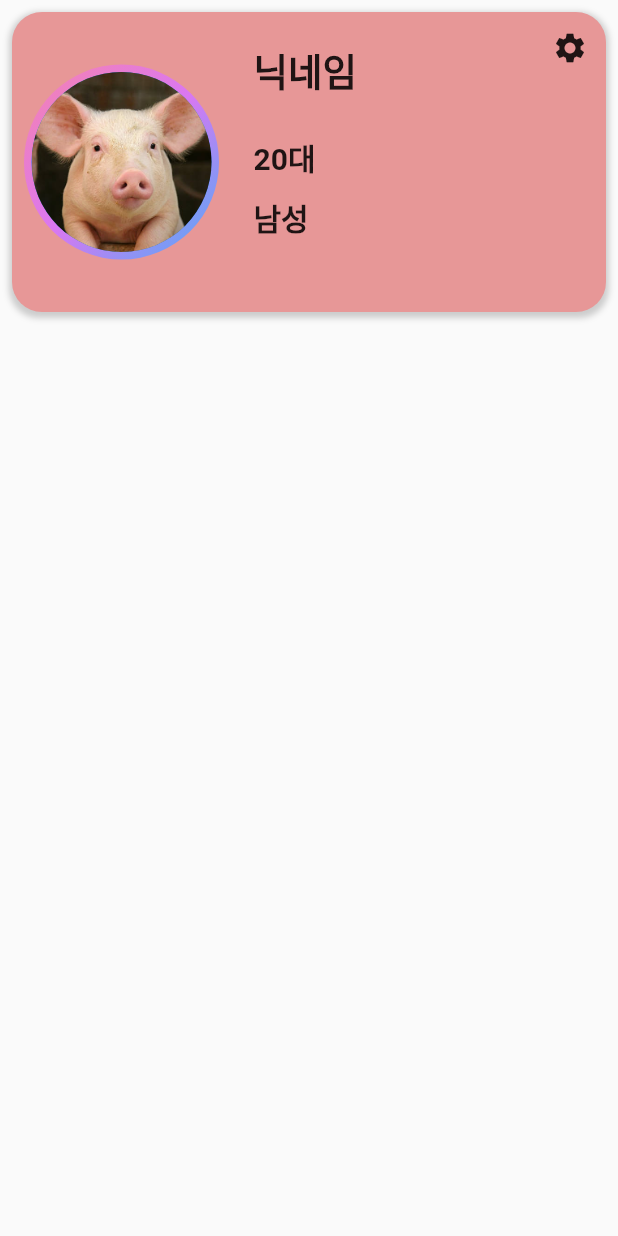
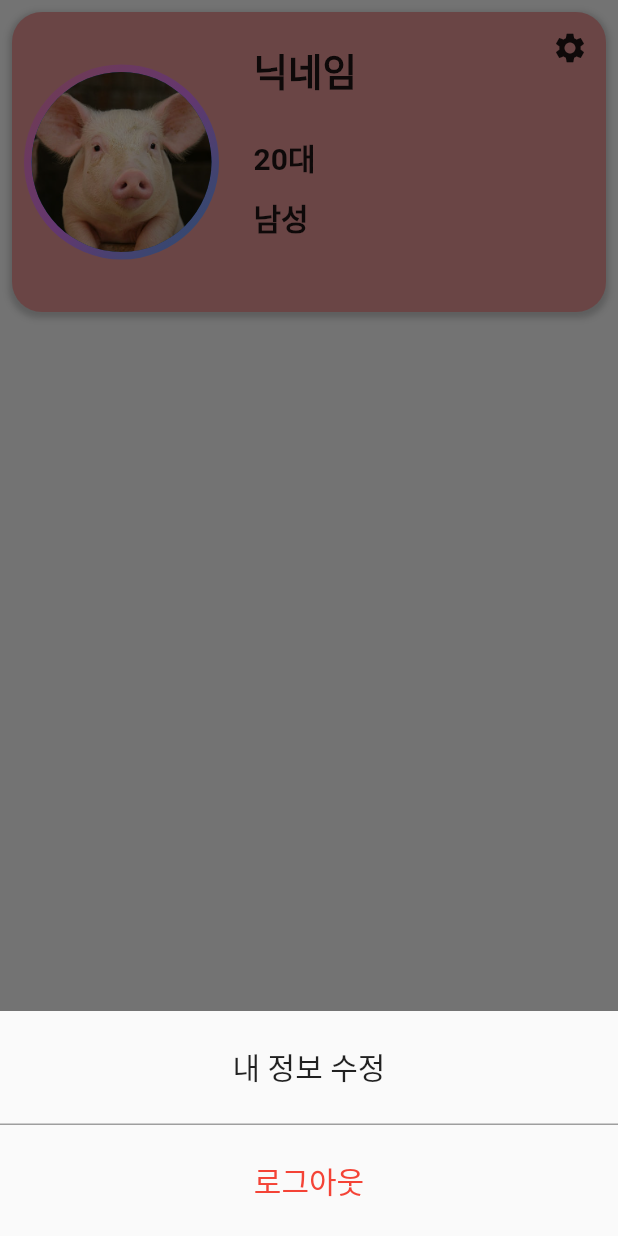
Before and after one commit to jiwon1027/CourseMores, a Flutter app: the MyPage screen opened directly, after a tap on the "settings" icon, on a phone screen of 412 x 824 dp. Run offline on Flutter 3.47's test engine with Material 2 defaults, Android fonts, the phone set to English and light mode, and no system bars; our stand-ins replace carousel_slider, flashy_tab_bar2, modal_bottom_sheet; missing offline and left inert: flutter_multi_select_items; network calls fail.

Commit message:
✨ feat : 마이페이지 틀 추가

```diff
--- a/FrontEnd/flutter/course_mores/lib/main.dart
+++ b/FrontEnd/flutter/course_mores/lib/main.dart
@@ -1,5 +1,5 @@
 import 'package:flashy_tab_bar2/flashy_tab_bar2.dart';
-import 'package:flutter/material.dart';
+import 'package:flutter/material.dart' hide ModalBottomSheetRoute;
 import 'style.dart' as style;
 import 'notification.dart' as noti;
 import 'search.dart' as search;
--- a/FrontEnd/flutter/course_mores/lib/mypage.dart
+++ b/FrontEnd/flutter/course_mores/lib/mypage.dart
@@ -2,7 +2,6 @@ import 'package:flutter/material.dart';
 import 'package:flutter/src/widgets/framework.dart';
 import 'package:flutter/src/widgets/placeholder.dart';
 import 'package:modal_bottom_sheet/modal_bottom_sheet.dart';
-import 'modal_bottom.dart' as modal;
 
 class MyPage extends StatefulWidget {
   const MyPage({super.key});
@@ -88,7 +87,7 @@ profileBox() {
           Column(
             mainAxisAlignment: MainAxisAlignment.start,
             children: [
-              IconButton(onPressed: () {}, icon: Icon(Icons.settings)),
+              ModalBottom(),
             ],
           )
         ],
@@ -109,3 +108,63 @@ boxDeco() {
     ],
   );
 }
+
+class ModalBottom extends StatelessWidget {
+  const ModalBottom({super.key});
+
+  @override
+  Widget build(BuildContext context) {
+    return Center(
+      child: IconButton(
+          onPressed: () {
+            showModalBottomSheet<void>(
+                context: context,
+                builder: (BuildContext context) {
+                  return Container(
+                      height: 150,
+                      color: Colors.transparent,
+                      child: Center(
+                        child: Column(
+                            mainAxisAlignment: MainAxisAlignment.center,
+                            mainAxisSize: MainAxisSize.max,
+                            crossAxisAlignment: CrossAxisAlignment.stretch,
+                            children: <Widget>[
+                              Expanded(
+                                child: InkWell(
+                                    onTap: () {},
+                                    child: Center(
+                                        child: const Text(
+                                      '내 정보 수정',
+                                      style: TextStyle(
+                                        fontSize: 20,
+                                      ),
+                                      textAlign: TextAlign.center,
+                                    ))),
+                              ),
+                              Expanded(
+                                child: InkWell(
+                                    onTap: () {},
+                                    child: Container(
+                                      decoration: BoxDecoration(
+                                          border: Border(
+                                              top: BorderSide(
+                                                  color: Colors.grey,
+                                                  width: 1))),
+                                      child: Center(
+                                          // color: Colors.yellow,
+                                          child: const Text(
+                                        '로그아웃',
+                                        style: TextStyle(
+                                            fontSize: 20, color: Colors.red),
+                                        textAlign: TextAlign.center,
+                                      )),
+                                    )),
+                              ),
+                            ]),
+                      ));
+                });
+          },
+          icon: Icon(Icons.settings)),
+    );
+  }
+}
```
Also changed, not shown: FrontEnd/flutter/course_mores/lib/modal_bottom.dart (deleted, +0 -84 lines), FrontEnd/flutter/course_mores/pubspec.yaml (+6 -1 lines), FrontEnd/flutter/course_mores/pubspec.lock.
